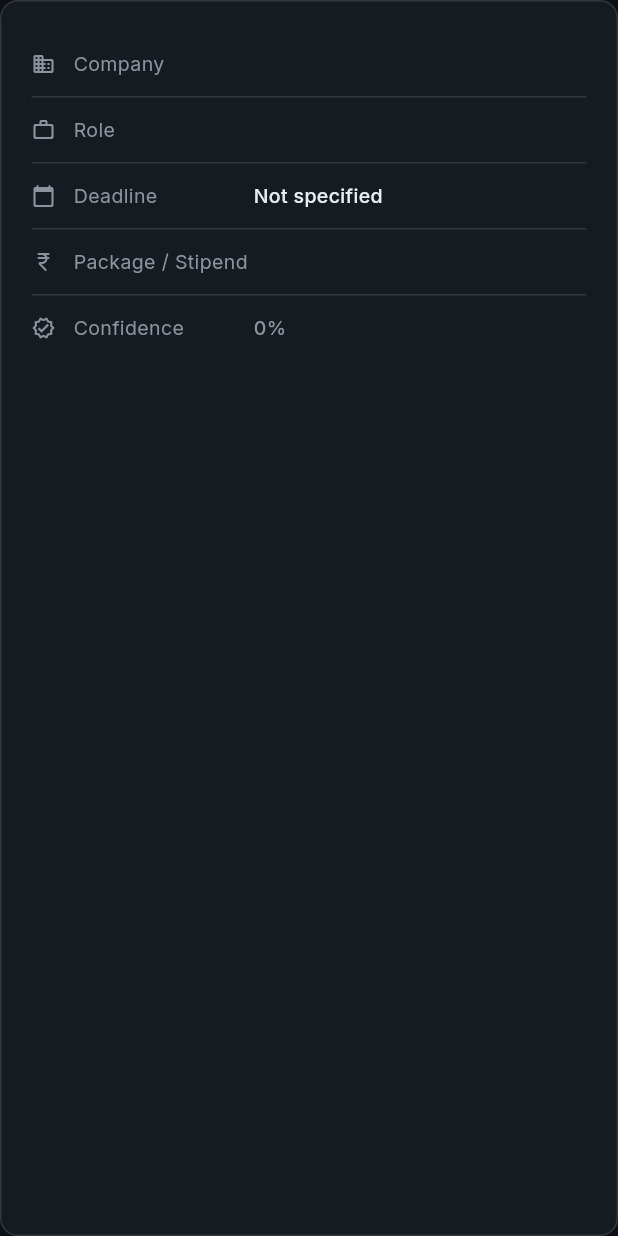
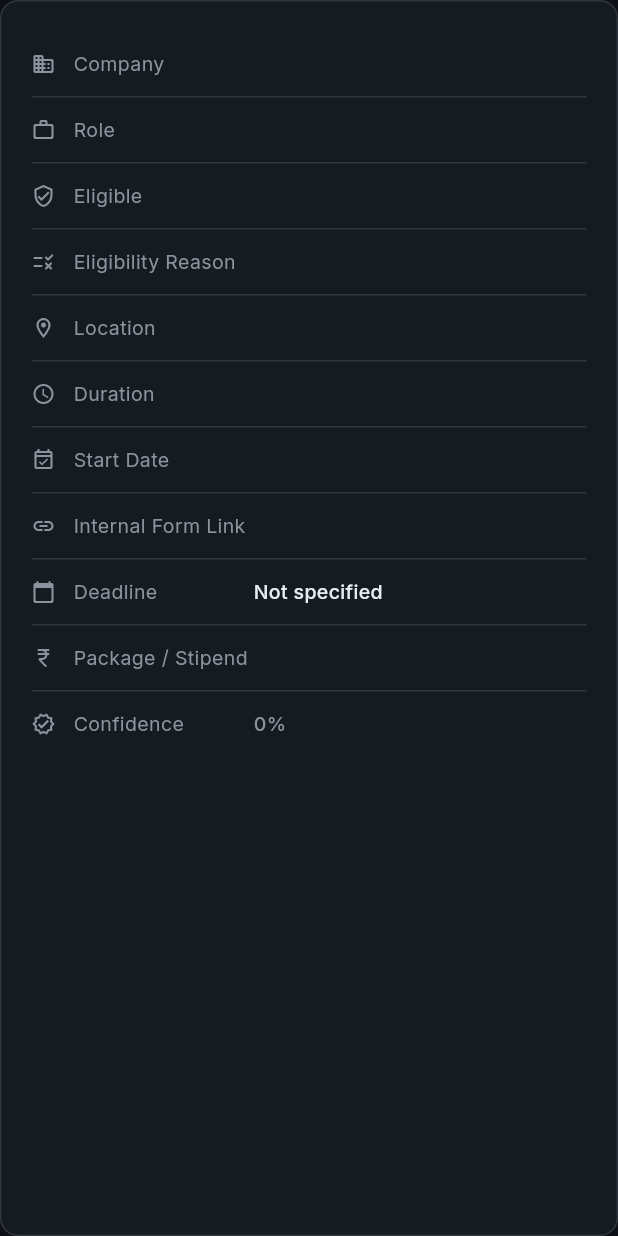
Before and after one commit to RishiMehtaa/placement-bot, a Flutter app: the _InfoGrid widget shown alone on an empty page, opened directly with empty values, on a phone screen of 412 x 824 dp. Run offline on Flutter 3.47's test engine with Material 3 defaults, Android fonts, the phone set to English and light mode, and no system bars; our stand-ins replace dio, fl_chart, flutter_riverpod, go_router, google_fonts; missing offline and left inert: super_icons; network calls fail.

Commit message:
phase 18: added more fields

```diff
--- a/flutter_app/lib/models/opportunity_detail.dart
+++ b/flutter_app/lib/models/opportunity_detail.dart
@@ -28,6 +28,12 @@ class OpportunityDetail {
   final String id;
   final String? company;
   final String? role;
+  final String? duration;
+  final String? internalFormLink;
+  final String? startDate;
+  final String? location;
+  final String? eligible;
+  final String? eligibleReason;
   final String? deadline;
   final String? package;
   final String? jdLink;
@@ -43,6 +49,12 @@ class OpportunityDetail {
     required this.id,
     this.company,
     this.role,
+    this.duration,
+    this.internalFormLink,
+    this.startDate,
+    this.location,
+    this.eligible,
+    this.eligibleReason,
     this.deadline,
     this.package,
     this.jdLink,
@@ -60,6 +72,12 @@ class OpportunityDetail {
       id: json['id'] as String,
       company: json['company'] as String?,
       role: json['role'] as String?,
+      duration: json['duration'] as String?,
+      internalFormLink: json['internal_form_link'] as String?,
+      startDate: json['start_date'] as String?,
+      location: json['location'] as String?,
+      eligible: json['eligible'] as String?,
+      eligibleReason: json['eligible_reason'] as String?,
       deadline: json['deadline'] as String?,
       package: json['package'] as String?,
       jdLink: json['jd_link'] as String?,
--- a/flutter_app/lib/screens/opportunity_detail_screen.dart
+++ b/flutter_app/lib/screens/opportunity_detail_screen.dart
@@ -224,6 +224,48 @@ class _InfoGrid extends StatelessWidget {
             icon: Icons.work_outline_rounded,
             label: 'Role',
             value: detail.role ?? '—',
+            valueColor: AppTheme.textPrimary,
+          ),
+          _Divider(),
+          _InfoRow(
+            icon: Icons.verified_user_outlined,
+            label: 'Eligible',
+            value: detail.eligible ?? '—',
+            valueColor: AppTheme.textPrimary,
+          ),
+          _Divider(),
+          _InfoRow(
+            icon: Icons.rule_rounded,
+            label: 'Eligibility Reason',
+            value: detail.eligibleReason ?? '—',
+            valueColor: AppTheme.textPrimary,
+          ),
+          _Divider(),
+          _InfoRow(
+            icon: Icons.location_on_outlined,
+            label: 'Location',
+            value: detail.location ?? '—',
+            valueColor: AppTheme.textPrimary,
+          ),
+          _Divider(),
+          _InfoRow(
+            icon: Icons.schedule_outlined,
+            label: 'Duration',
+            value: detail.duration ?? '—',
+            valueColor: AppTheme.textPrimary,
+          ),
+          _Divider(),
+          _InfoRow(
+            icon: Icons.event_available_outlined,
+            label: 'Start Date',
+            value: detail.startDate ?? '—',
+            valueColor: AppTheme.textPrimary,
+          ),
+          _Divider(),
+          _InfoRow(
+            icon: Icons.link_outlined,
+            label: 'Internal Form Link',
+            value: detail.internalFormLink ?? '—',
             valueColor: AppTheme.textPrimary,
           ),
           _Divider(),
```
